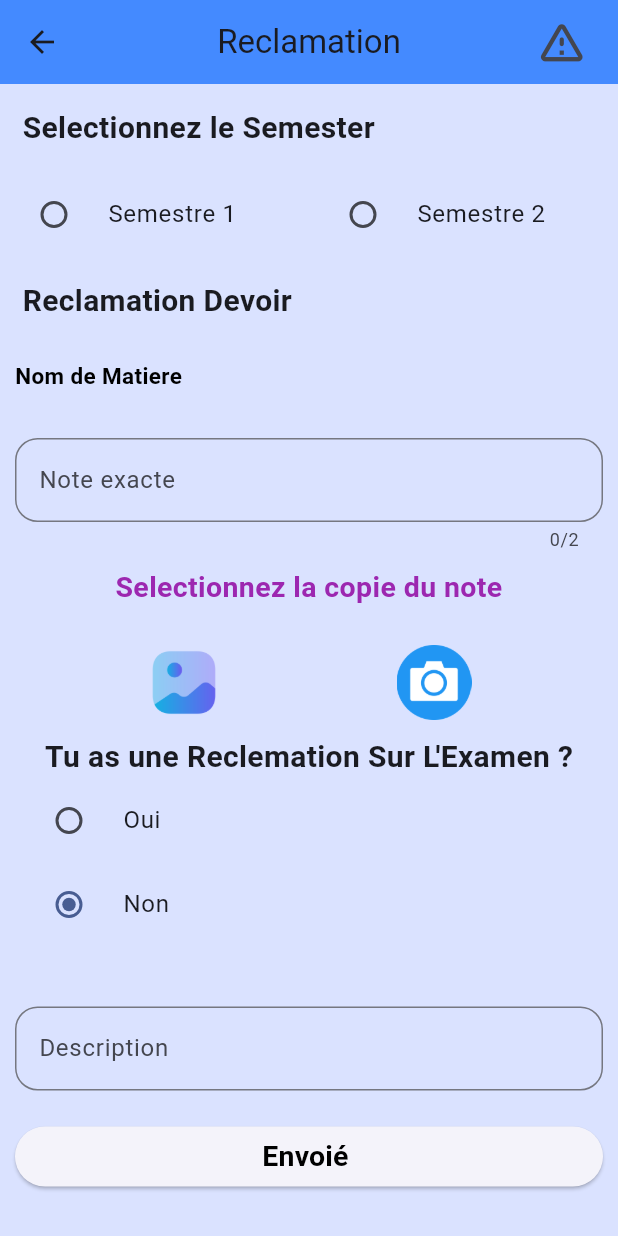
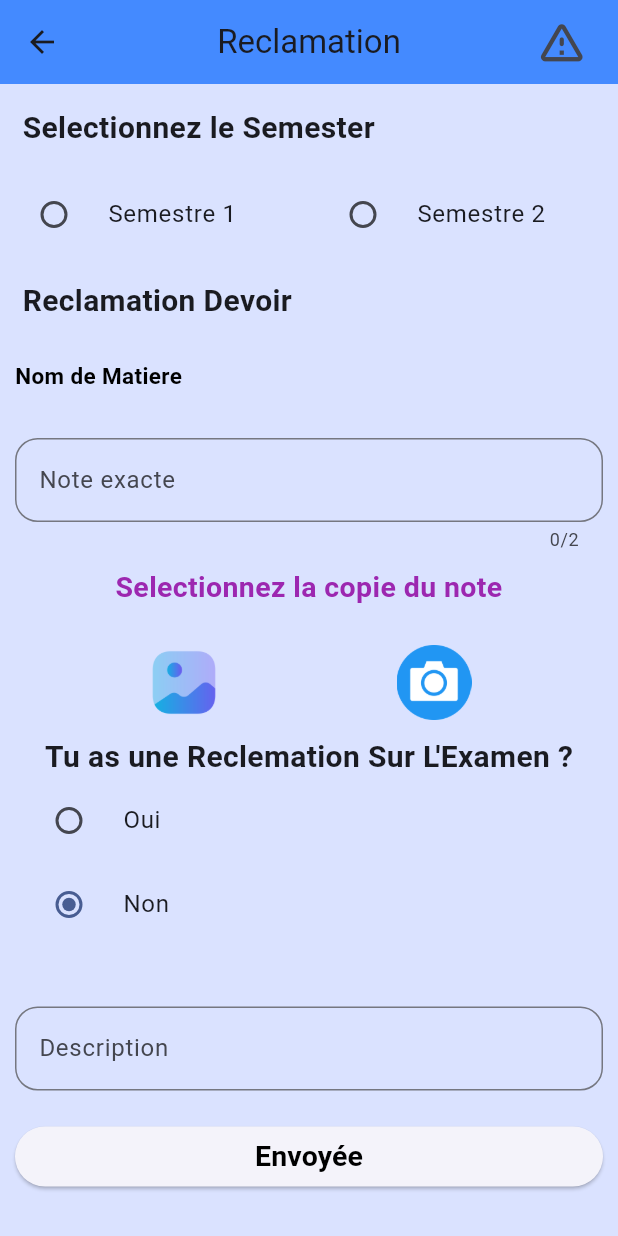
Before and after one commit to sidimouhammed/login1-1-master-master-master-master, a Flutter app: the Rectlmation screen opened directly, on a phone screen of 412 x 824 dp. Run offline on Flutter 3.47's test engine with Material 3 defaults, Android fonts, the phone set to English and light mode, and no system bars; our stand-ins replace cloud_firestore, curved_navigation_bar, firebase_auth, firebase_core, firebase_messaging, firebase_storage and 4 more; missing offline and left inert: firebase_messaging_platform_interface, flutter_cached_pdfview; accounts and stored records are empty.

Commit message:
last modification

```diff
--- a/lib/pages/ForgotPassword.dart
+++ b/lib/pages/ForgotPassword.dart
@@ -61,7 +61,7 @@ class _ForgotPasswordState extends State<ForgotPassword> {
     return Scaffold(
       backgroundColor: Theme.of(context).colorScheme.primaryContainer,
       appBar: AppBar(
-        title: Text("Reset Mot de passe"),
+        title: Text("Réinitialiser le Mot de passe"),
         elevation: 0,
         backgroundColor: Colors.blueAccent,
       ),
@@ -75,8 +75,7 @@ class _ForgotPasswordState extends State<ForgotPassword> {
               children: [
                 Text("Entrez votre e-mail pour Réinitialiser le",
                     style: TextStyle(fontSize: 18)),
-                    Text("Mot de passe.",
-                    style: TextStyle(fontSize: 18)),
+                Text("Mot de passe.", style: TextStyle(fontSize: 18)),
                 SizedBox(
                   height: 33,
                 ),
--- a/lib/pages/afficheReclemation.dart
+++ b/lib/pages/afficheReclemation.dart
@@ -84,7 +84,7 @@ class _AfficheReclemationState extends State<AfficheReclemation> {
     return Scaffold(
       appBar: AppBar(
         backgroundColor: Colors.blueAccent,
-        title: const Text('Reclamation Envoié'),
+        title: const Text('Reclamation Envoyée'),
         centerTitle: true,
       ),
       body: isLoading
@@ -178,7 +178,7 @@ class _AfficheReclemationState extends State<AfficheReclemation> {
         return Colors.redAccent;
       case 'Acceptée':
         return Color.fromARGB(255, 134, 255, 82);
-      case 'Révisée':
+      case 'Revisée':
         return Colors.blueAccent;
       default:
         return Colors.grey;
--- a/lib/pages/reclemation.dart
+++ b/lib/pages/reclemation.dart
@@ -497,7 +497,7 @@ class _RectlmationState extends State<Rectlmation> {
                           fontSize: 19,
                           fontWeight: FontWeight.bold,
                           foreground: Paint()..color = Colors.black),
-                      'Envoié ')),
+                      'Envoyée')),
             ),
           ],
         ),
--- a/lib/signup.dart
+++ b/lib/signup.dart
@@ -321,8 +321,6 @@ class _SignupState extends State<Signup> {
     datas.addAll(querySnapshot.docs);
     print(datas);
     for (int i = 0; i < datas.length; i++) {
-
-
       if (_controllernni.text == datas[i]['nni']) {
         print(datas[i]['nni']);
         setState(() {
@@ -588,7 +586,7 @@ class _SignupState extends State<Signup> {
                 keyboardType: TextInputType.name,
                 focusNode: _focusNodeuser,
                 decoration: InputDecoration(
-                  labelText: "Username",
+                  labelText: "Nom et prénom",
                   prefixIcon: const Icon(Icons.person_outline),
                   border: OutlineInputBorder(
                     borderRadius: BorderRadius.circular(10),
@@ -714,7 +712,7 @@ class _SignupState extends State<Signup> {
                       ),
                     ),
                     onPressed: () async {
-                       await getData();
+                      await getData();
                       if (_formKey.currentState!.validate() &&
                           imgName != null &&
                           imgPath != null) {
```
Also changed, not shown: pubspec.lock.
